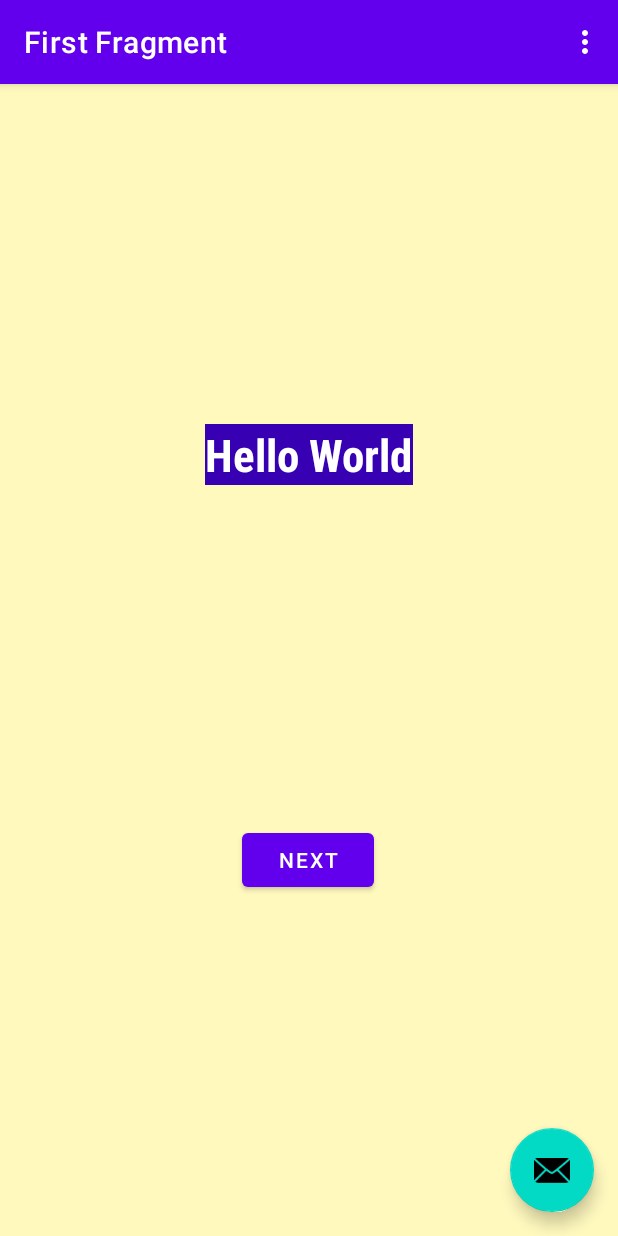
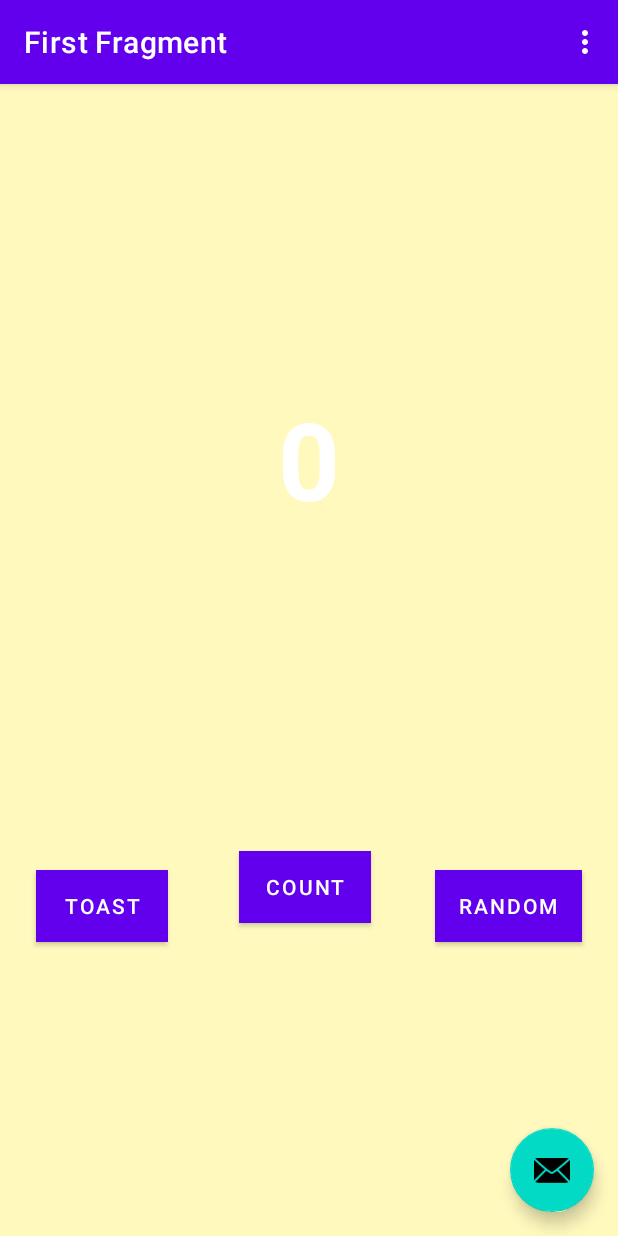
Before and after one commit to gubbih/Kotlin_Firstprogram, an Android app: the screen it shows after launch (MainActivity), on a phone screen of 412 x 824 dp. Run offline under Robolectric (Android 15) with nearby library versions, the phone set to English and light mode, and no system bars; our stand-ins replace navigation-ui.

Commit message:
5 out of 7

```diff
--- a/app/src/main/java/com/example/first_program/FirstFragment.kt
+++ b/app/src/main/java/com/example/first_program/FirstFragment.kt
@@ -32,7 +32,7 @@ class FirstFragment : Fragment() {
     override fun onViewCreated(view: View, savedInstanceState: Bundle?) {
         super.onViewCreated(view, savedInstanceState)
 
-        binding.buttonFirst.setOnClickListener {
+        binding.toastButton.setOnClickListener {
             findNavController().navigate(R.id.action_FirstFragment_to_SecondFragment)
         }
     }
--- a/app/src/main/res/layout/fragment_first.xml
+++ b/app/src/main/res/layout/fragment_first.xml
@@ -11,26 +11,50 @@
         android:id="@+id/textview_first"
         android:layout_width="wrap_content"
         android:layout_height="wrap_content"
-        android:background="@color/purple_700"
-        android:fontFamily="sans-serif-condensed"
-        android:text="@string/hello_first_fragment"
+        android:fontFamily="sans-serif"
+        android:text="0"
         android:textColor="@android:color/white"
-        android:textSize="30sp"
+        android:textSize="72sp"
         android:textStyle="bold"
-        app:layout_constraintBottom_toTopOf="@id/button_first"
+        app:layout_constraintBottom_toBottomOf="parent"
         app:layout_constraintEnd_toEndOf="parent"
         app:layout_constraintStart_toStartOf="parent"
-        app:layout_constraintTop_toTopOf="parent" />
+        app:layout_constraintTop_toTopOf="parent"
+        app:layout_constraintVertical_bias="0.3" />
 
     <Button
-        android:id="@+id/button_first"
+        android:id="@+id/toast_button"
         android:layout_width="wrap_content"
         android:layout_height="wrap_content"
-        android:text="@string/next"
+        android:layout_marginStart="24dp"
+        android:layout_marginBottom="196dp"
+        android:background="@color/buttonBackground"
+        android:text="@string/toast_button_text"
         app:layout_constraintBottom_toBottomOf="parent"
-        app:layout_constraintEnd_toEndOf="parent"
-        app:layout_constraintHorizontal_bias="0.498"
-        app:layout_constraintStart_toStartOf="parent"
-        app:layout_constraintTop_toBottomOf="@id/textview_first" />
+        app:layout_constraintStart_toStartOf="parent" />
+
+    <Button
+        android:id="@+id/random_button"
+        android:layout_width="wrap_content"
+        android:layout_height="wrap_content"
+        android:layout_marginEnd="24dp"
+        android:layout_marginBottom="196dp"
+        android:background="@color/buttonBackground"
+        android:text="@string/random_button_text"
+        app:layout_constraintBottom_toBottomOf="parent"
+        app:layout_constraintEnd_toEndOf="parent" />
+
+    <Button
+        android:id="@+id/count_button"
+        android:layout_width="wrap_content"
+        android:layout_height="wrap_content"
+        android:background="@color/buttonBackground"
+        android:text="@string/count_button_text"
+        app:layout_constraintBottom_toBottomOf="parent"
+        app:layout_constraintEnd_toStartOf="@+id/random_button"
+        app:layout_constraintHorizontal_bias="0.529"
+        app:layout_constraintStart_toEndOf="@+id/toast_button"
+        app:layout_constraintTop_toBottomOf="@+id/textview_first"
+        app:layout_constraintVertical_bias="0.506" />
 
 </androidx.constraintlayout.widget.ConstraintLayout>
--- a/app/src/main/res/layout/fragment_second.xml
+++ b/app/src/main/res/layout/fragment_second.xml
@@ -10,6 +10,7 @@
         android:id="@+id/textview_second"
         android:layout_width="wrap_content"
         android:layout_height="wrap_content"
+        android:text="@string/hello_second_fragment"
         app:layout_constraintBottom_toTopOf="@id/button_second"
         app:layout_constraintEnd_toEndOf="parent"
         app:layout_constraintStart_toStartOf="parent"
--- a/app/src/main/res/values/colors.xml
+++ b/app/src/main/res/values/colors.xml
@@ -8,4 +8,5 @@
     <color name="black">#FF000000</color>
     <color name="white">#FFFFFFFF</color>
     <color name="screenBackground">#88FFEE58</color>
+    <color name="buttonBackground">#BBDEFB</color>
 </resources>
--- a/app/src/main/res/values/strings.xml
+++ b/app/src/main/res/values/strings.xml
@@ -4,9 +4,11 @@
     <!-- Strings used for fragments for navigation -->
     <string name="first_fragment_label">First Fragment</string>
     <string name="second_fragment_label">Second Fragment</string>
-    <string name="next">Next</string>
+    <string name="random_button_text">Random</string>
     <string name="previous">Previous</string>
 
     <string name="hello_first_fragment">Hello World</string>
-    <string name="hello_second_fragment">Hello second fragment. Arg: %1$s</string>
+    <string name="hello_second_fragment">Hello second fragment.</string>
+    <string name="toast_button_text">Toast</string>
+    <string name="count_button_text">Count</string>
 </resources>
```
